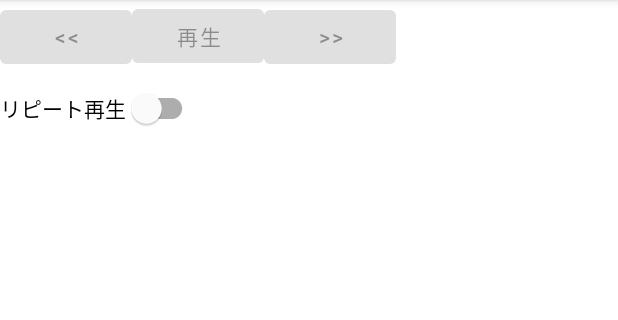
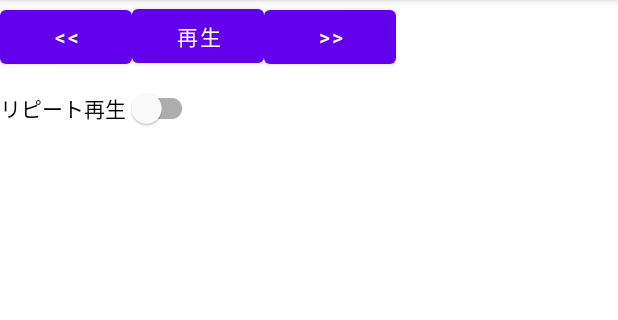
Before and after one commit to Messiah-KenTanaka/MediaSample, an Android app: the screen it shows after launch (MainActivity), on a phone screen of 412 x 824 dp, the part 84-404 px from its top. Run offline under Robolectric (Android 15) with nearby library versions, the phone set to English and light mode, and no system bars.

Commit message:
再生、停止、リピートを追加

```diff
--- a/app/src/main/java/com/beit_and_pear/android/mediasample/MainActivity.java
+++ b/app/src/main/java/com/beit_and_pear/android/mediasample/MainActivity.java
@@ -2,13 +2,144 @@ package com.beit_and_pear.android.mediasample;
 
 import androidx.appcompat.app.AppCompatActivity;
 
+import android.media.MediaPlayer;
+import android.net.Uri;
 import android.os.Bundle;
+import android.util.Log;
+import android.view.View;
+import android.widget.Button;
+import android.widget.CompoundButton;
+
+import com.google.android.material.switchmaterial.SwitchMaterial;
+
+import java.io.IOException;
 
 public class MainActivity extends AppCompatActivity {
+
+    // メディアプレーヤーフィールド
+    private MediaPlayer _player;
 
     @Override
     protected void onCreate(Bundle savedInstanceState) {
         super.onCreate(savedInstanceState);
         setContentView(R.layout.activity_main);
+
+        // フィールドのメディアプレーヤーオブジェクトを生成
+        _player = new MediaPlayer();
+        // 音声ファイルのURI文字列を作成
+        String mediaFileUriStr = "android.resource://" + getPackageName() + "/" + R.raw.mountain_stream1;
+        // 音声ファイルのURI文字列を元にURIオブジェクトを生成
+        Uri mediaFileUri = Uri.parse(mediaFileUriStr);
+        try {
+            // メディアプレーヤーに音声ファイルを指定
+            _player.setDataSource(MainActivity.this, mediaFileUri);
+            // 非同期でのメディア再生準備が完了した際のリスナを設定
+            _player.setOnPreparedListener(new PlayerPreparedListener());
+            // メディア再生が終了した際のリスナを設定
+            _player.setOnCompletionListener(new PlayerCompletionListener());
+            // 非同期でメディア再生を準備
+            _player.prepareAsync();
+        } catch (IOException ex) {
+            Log.e("MediaSample", "メディアプレーヤー準備時の例外発生", ex);
+
+            // 本番ではアラートの表示など処理が必要
+
+        }
+
+        // スイッチを取得
+        SwitchMaterial loopSwitch = findViewById(R.id.swLoop);
+        // スイッチにリスナを設定
+        loopSwitch.setOnCheckedChangeListener(new LoopSwitchChangedListener());
+    }
+
+    // プレーヤーの再生準備が整った時のリスナクラス
+    private class PlayerPreparedListener implements MediaPlayer.OnPreparedListener {
+
+        @Override
+        public void onPrepared(MediaPlayer mp) {
+            // 各ボタンをタップ可能に設定
+            Button btPlay = findViewById(R.id.btPlay);
+            btPlay.setEnabled(true);
+            Button btBack = findViewById(R.id.btBack);
+            btBack.setEnabled(true);
+            Button btForward = findViewById(R.id.btForward);
+            btForward.setEnabled(true);
+        }
+    }
+
+    // 再生が終了した時のリスナクラス
+    private class PlayerCompletionListener implements MediaPlayer.OnCompletionListener {
+
+        @Override
+        public void onCompletion(MediaPlayer mp) {
+            // もしループ設定がされていないならば
+            if (! _player.isLooping()) {
+                // 再生ボタンのラベルを「再生」に設定
+                Button btPlay = findViewById(R.id.btPlay);
+                btPlay.setText(R.string.bt_play_play);
+            }
+        }
+    }
+
+    // リピートスイッチの変更を検出
+    private class LoopSwitchChangedListener implements CompoundButton.OnCheckedChangeListener {
+
+        @Override
+        public void onCheckedChanged(CompoundButton buttonView, boolean isChecked) {
+            // ループするかどうかを設定
+            _player.setLooping(isChecked);
+        }
+    }
+
+    // 再生ボタン
+    public void onPlayButtonClick(View view) {
+        // 再生ボタンを取得
+        Button btPlay = findViewById(R.id.btPlay);
+        // プレーヤーが再生中ならば
+        if (_player.isPlaying()) {
+            // プレーヤーを一時停止
+            _player.pause();
+            // 再生ボタンのラベルを「再生」に設定
+            btPlay.setText(R.string.bt_play_play);
+        } else { // プレーヤーが再生中でなければ
+            // プレーヤーを再生
+            _player.start();
+            // 再生ボタンのラベルを「一時停止」に設定
+            btPlay.setText(R.string.bt_play_pause);
+        }
+    }
+
+    // 戻るボタン
+    public void onBackButtonClick(View view) {
+        // 再生位置を先頭に変更
+        _player.seekTo(0);
+    }
+
+    // 進むボタン
+    public void onForwardButtonClick(View view) {
+        // 現在再生中のメディアファイルの長さを取得
+        int duration = _player.getDuration();
+        // 再生位置を終端に変更
+        _player.seekTo(duration);
+        // 再生中でなければ
+        if (! _player.isPlaying()) {
+            // 再生を開始
+            _player.start();
+        }
+    }
+
+    @Override
+    protected void onDestroy() {
+        // プレーヤーが再生中なら
+        if (_player.isPlaying()) {
+            // プレーヤーを停止
+            _player.stop();
+        }
+        // プレーヤーを解放
+        _player.release();
+        // プレーヤー用フィールドをnullに
+        _player = null;
+        // 親クラスのメソッド呼び出し
+        super.onDestroy();
     }
 }
--- a/app/src/main/res/layout/activity_main.xml
+++ b/app/src/main/res/layout/activity_main.xml
@@ -19,7 +19,7 @@
             android:layout_width="wrap_content"
             android:layout_height="wrap_content"
             android:enabled="false"
-            android:onClick="onButtonClick"
+            android:onClick="onBackButtonClick"
             android:text="@string/bt_back"/>
         <!-- 再生ボタン -->
         <Button
@@ -44,6 +44,7 @@
         android:id="@+id/swLoop"
         android:layout_width="wrap_content"
         android:layout_height="wrap_content"
-        android:text="@string/sw_loop"/>
+        android:checked="false"
+        android:text="@string/sw_loop" />
 
 </LinearLayout>
```
Also changed, not shown: 1 other file.
